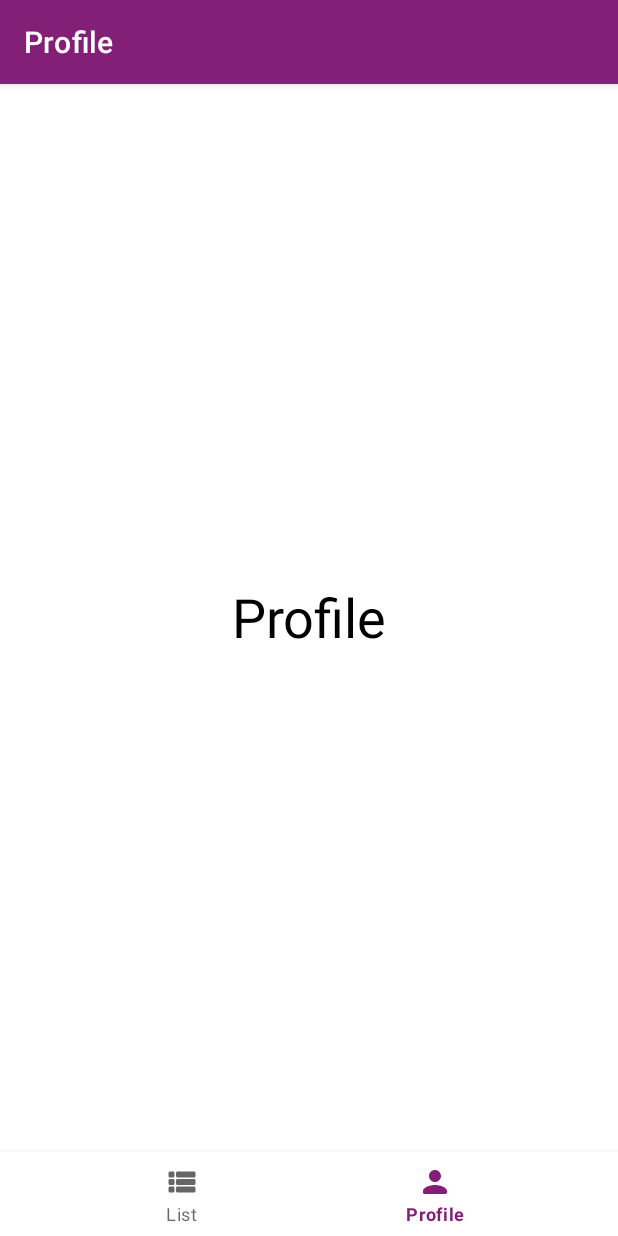
After one commit to Djafar-AML/SimpleStore, an Android app: the ProfileFragment screen opened through its navigation route, on a phone screen of 412 x 824 dp. The commit adds this screen. Run offline under Robolectric (Android 15) with nearby library versions, the phone set to English and light mode, and no system bars; our stand-ins replace Dagger/Hilt's generated code, navigation-ui; 4 statements that could not run were skipped.

Commit message:
- bottom navigation added - ProfileFragment.kt added

```diff
--- a/app/src/main/java/com/example/simplestore/ui/activity/SimpleStoreActivity.kt
+++ b/app/src/main/java/com/example/simplestore/ui/activity/SimpleStoreActivity.kt
@@ -4,7 +4,10 @@ import android.os.Bundle
 import androidx.appcompat.app.AppCompatActivity
 import androidx.navigation.NavController
 import androidx.navigation.fragment.NavHostFragment
+import androidx.navigation.ui.AppBarConfiguration
+import androidx.navigation.ui.NavigationUI.setupWithNavController
 import androidx.navigation.ui.setupActionBarWithNavController
+import com.example.simplestore.R
 import com.example.simplestore.databinding.ActivitySimpleStoreBinding
 import dagger.hilt.android.AndroidEntryPoint
 
@@ -15,10 +18,13 @@ class SimpleStoreActivity : AppCompatActivity() {
 
     val navController by lazy { navController() }
 
+    private val appBarConfiguration by lazy { appBarConfigurationWithTopLevelDest() }
+
     override fun onCreate(savedInstanceState: Bundle?) {
         super.onCreate(savedInstanceState)
         setContentView(binding.root)
-        setupActionBarWithNavController(navController)
+        setupActionBarWithNavController(navController, appBarConfiguration)
+        setupBottomNavigation()
     }
 
     private fun navController(): NavController {
@@ -27,4 +33,16 @@ class SimpleStoreActivity : AppCompatActivity() {
         return navHostFragment.navController
     }
 
+    private fun appBarConfigurationWithTopLevelDest() = AppBarConfiguration(
+        topLevelDestinationIds = setOf(
+            R.id.homeFragment,
+            R.id.profileFragment
+        )
+    )
+
+    private fun setupBottomNavigation() {
+        val bottomNavigation = binding.bottomNavigationView
+        setupWithNavController(bottomNavigation, navController)
+    }
+
 }
--- a/app/src/main/java/com/example/simplestore/ui/fragments/base/BaseFragment.kt
+++ b/app/src/main/java/com/example/simplestore/ui/fragments/base/BaseFragment.kt
@@ -4,6 +4,7 @@ import android.content.Context
 import android.view.View
 import android.view.inputmethod.InputMethodManager
 import android.widget.Toast
+import androidx.annotation.LayoutRes
 import androidx.fragment.app.Fragment
 import androidx.navigation.NavDirections
 import com.example.simplestore.ui.activity.SimpleStoreActivity
--- /dev/null
+++ b/app/src/main/java/com/example/simplestore/ui/fragments/profile/ProfileFragment.kt
@@ -0,0 +1,31 @@
+package com.example.simplestore.ui.fragments.profile
+
+import android.os.Bundle
+import android.view.LayoutInflater
+import android.view.View
+import android.view.ViewGroup
+import com.example.simplestore.databinding.FragmentProfileBinding
+import com.example.simplestore.ui.fragments.base.BaseFragment
+import dagger.hilt.android.AndroidEntryPoint
+
+@AndroidEntryPoint
+class ProfileFragment : BaseFragment() {
+
+
+    private var _binding: FragmentProfileBinding? = null
+    private val binding by lazy { _binding!! }
+
+    override fun onCreateView(
+        inflater: LayoutInflater,
+        container: ViewGroup?,
+        savedInstanceState: Bundle?
+    ): View {
+        _binding = FragmentProfileBinding.inflate(layoutInflater)
+        return binding.root
+    }
+
+    override fun onDestroyView() {
+        super.onDestroyView()
+        _binding = null
+    }
+}
--- /dev/null
+++ b/app/src/main/res/drawable/ic_list_24.xml
@@ -0,0 +1,5 @@
+<vector android:autoMirrored="true" android:height="24dp"
+    android:tint="#000000" android:viewportHeight="24"
+    android:viewportWidth="24" android:width="24dp" xmlns:android="http://schemas.android.com/apk/res/android">
+    <path android:fillColor="@android:color/white" android:pathData="M4,14h2c0.55,0 1,-0.45 1,-1v-2c0,-0.55 -0.45,-1 -1,-1H4c-0.55,0 -1,0.45 -1,1v2C3,13.55 3.45,14 4,14zM4,19h2c0.55,0 1,-0.45 1,-1v-2c0,-0.55 -0.45,-1 -1,-1H4c-0.55,0 -1,0.45 -1,1v2C3,18.55 3.45,19 4,19zM4,9h2c0.55,0 1,-0.45 1,-1V6c0,-0.55 -0.45,-1 -1,-1H4C3.45,5 3,5.45 3,6v2C3,8.55 3.45,9 4,9zM9,14h11c0.55,0 1,-0.45 1,-1v-2c0,-0.55 -0.45,-1 -1,-1H9c-0.55,0 -1,0.45 -1,1v2C8,13.55 8.45,14 9,14zM9,19h11c0.55,0 1,-0.45 1,-1v-2c0,-0.55 -0.45,-1 -1,-1H9c-0.55,0 -1,0.45 -1,1v2C8,18.55 8.45,19 9,19zM8,6v2c0,0.55 0.45,1 1,1h11c0.55,0 1,-0.45 1,-1V6c0,-0.55 -0.45,-1 -1,-1H9C8.45,5 8,5.45 8,6z"/>
+</vector>
--- /dev/null
+++ b/app/src/main/res/drawable/ic_person_24.xml
@@ -0,0 +1,5 @@
+<vector android:height="24dp" android:tint="#000000"
+    android:viewportHeight="24" android:viewportWidth="24"
+    android:width="24dp" xmlns:android="http://schemas.android.com/apk/res/android">
+    <path android:fillColor="@android:color/white" android:pathData="M12,12c2.21,0 4,-1.79 4,-4s-1.79,-4 -4,-4 -4,1.79 -4,4 1.79,4 4,4zM12,14c-2.67,0 -8,1.34 -8,4v1c0,0.55 0.45,1 1,1h14c0.55,0 1,-0.45 1,-1v-1c0,-2.66 -5.33,-4 -8,-4z"/>
+</vector>
--- a/app/src/main/res/layout/activity_simple_store.xml
+++ b/app/src/main/res/layout/activity_simple_store.xml
@@ -11,9 +11,20 @@
         android:id="@+id/nav_host_fragment_container"
         android:name="androidx.navigation.fragment.NavHostFragment"
         android:layout_width="match_parent"
-        android:layout_height="match_parent"
+        android:layout_height="0dp"
+        android:paddingBottom="2dp"
         app:defaultNavHost="true"
+        app:layout_constraintTop_toTopOf="parent"
+        app:layout_constraintBottom_toTopOf="@id/bottomNavigationView"
         app:navGraph="@navigation/nav_graph" />
+
+    <com.google.android.material.bottomnavigation.BottomNavigationView
+        android:id="@+id/bottomNavigationView"
+        android:layout_width="match_parent"
+        android:layout_height="wrap_content"
+        app:labelVisibilityMode="labeled"
+        app:layout_constraintBottom_toBottomOf="parent"
+        app:menu="@menu/menu_bottom_nav" />
 
 
 </androidx.constraintlayout.widget.ConstraintLayout>
--- /dev/null
+++ b/app/src/main/res/layout/fragment_profile.xml
@@ -0,0 +1,22 @@
+<?xml version="1.0" encoding="utf-8"?>
+<androidx.constraintlayout.widget.ConstraintLayout xmlns:android="http://schemas.android.com/apk/res/android"
+    xmlns:app="http://schemas.android.com/apk/res-auto"
+    xmlns:tools="http://schemas.android.com/tools"
+    android:layout_width="match_parent"
+    android:layout_height="match_parent"
+    tools:context=".ui.fragments.profile.ProfileFragment">
+
+
+    <androidx.appcompat.widget.AppCompatTextView
+        android:layout_width="wrap_content"
+        android:layout_height="wrap_content"
+        android:text="Profile"
+        style="@style/MaterialAlertDialog.Material3.Title.Text"
+        android:textSize="36sp"
+        app:layout_constraintStart_toStartOf="parent"
+        app:layout_constraintBottom_toBottomOf="parent"
+        app:layout_constraintEnd_toEndOf="parent"
+        app:layout_constraintTop_toTopOf="parent"
+        />
+
+</androidx.constraintlayout.widget.ConstraintLayout>
--- /dev/null
+++ b/app/src/main/res/menu/menu_bottom_nav.xml
@@ -0,0 +1,14 @@
+<?xml version="1.0" encoding="utf-8"?>
+<menu xmlns:android="http://schemas.android.com/apk/res/android">
+
+    <item
+        android:id="@+id/homeFragment"
+        android:icon="@drawable/ic_list_24"
+        android:title="List" />
+
+    <item
+        android:id="@+id/profileFragment"
+        android:icon="@drawable/ic_person_24"
+        android:title="Profile" />
+
+</menu>
--- a/app/src/main/res/navigation/nav_graph.xml
+++ b/app/src/main/res/navigation/nav_graph.xml
@@ -10,4 +10,11 @@
         android:name="com.example.simplestore.ui.fragments.home.HomeFragment"
         android:label="Product list"
         tools:layout="@layout/fragment_home" />
+
+    <fragment
+        android:id="@+id/profileFragment"
+        android:name="com.example.simplestore.ui.fragments.profile.ProfileFragment"
+        android:label="Profile"
+        tools:layout="@layout/fragment_profile" />
+
 </navigation>
--- a/app/src/main/res/values/strings.xml
+++ b/app/src/main/res/values/strings.xml
@@ -1,3 +1,5 @@
 <resources>
     <string name="app_name">SimpleStore</string>
+    <!-- TODO: Remove or change this placeholder text -->
+    <string name="hello_blank_fragment">Hello blank fragment</string>
 </resources>
```
